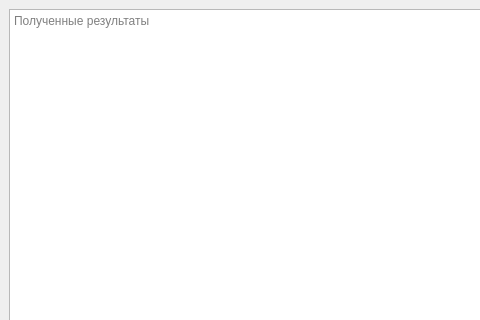
This is 5 term/System programming/LR-8/RegKiller/regwindow.ui in relsa228/CPP-university-projects as Qt 5 draws it before an edit; both pictures show x 0 to 480 and y 0 to 320 of the 800 by 600 pixel window. The edited form follows.
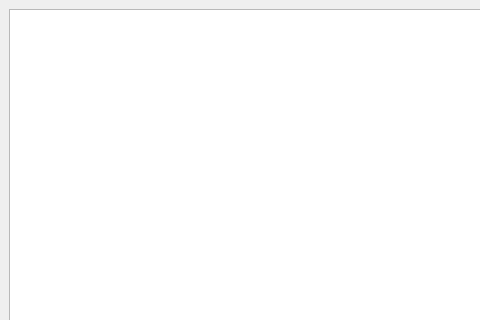
This is the edited form. Icons and pictures are not drawn.

```diff
--- a/5 term/System programming/LR-8/RegKiller/regwindow.ui
+++ b/5 term/System programming/LR-8/RegKiller/regwindow.ui
@@ -20,14 +20,7 @@
   <widget class="QWidget" name="fullGroup">
    <layout class="QVBoxLayout" name="verticalLayout_3">
     <item>
-     <widget class="QTextEdit" name="outputArea">
-      <property name="readOnly">
-       <bool>true</bool>
-      </property>
-      <property name="placeholderText">
-       <string>Полученные результаты</string>
-      </property>
-     </widget>
+     <widget class="QTableWidget" name="outTable"/>
     </item>
     <item>
      <layout class="QHBoxLayout" name="controlGroup">
```
Left out of the diff: 2 changed lines with no effect on the pictures.
